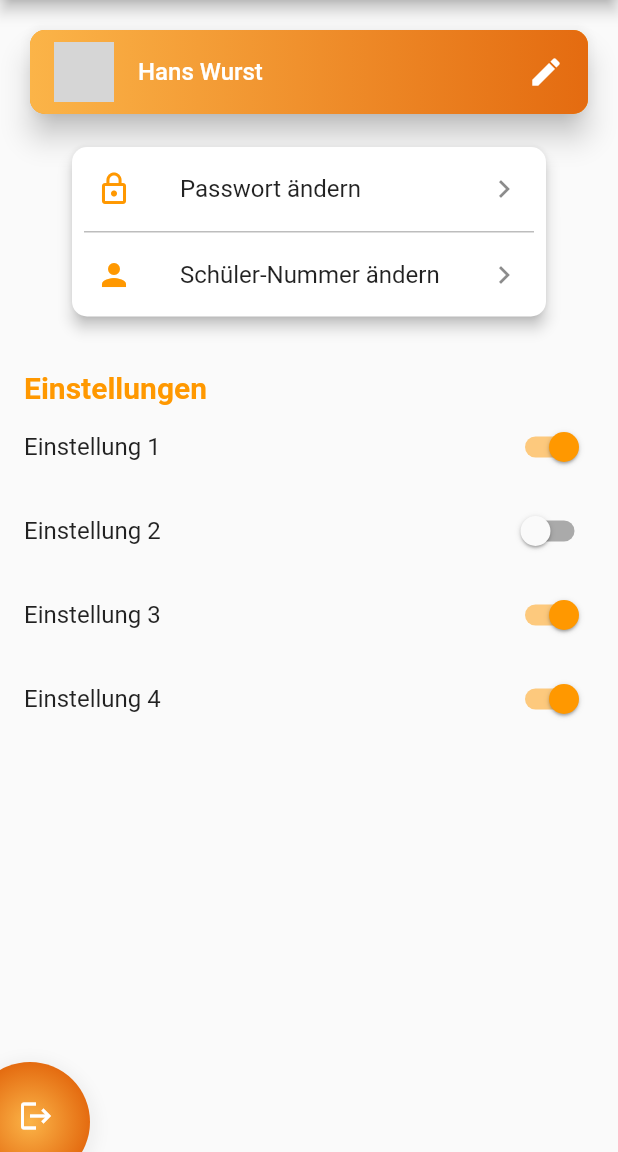
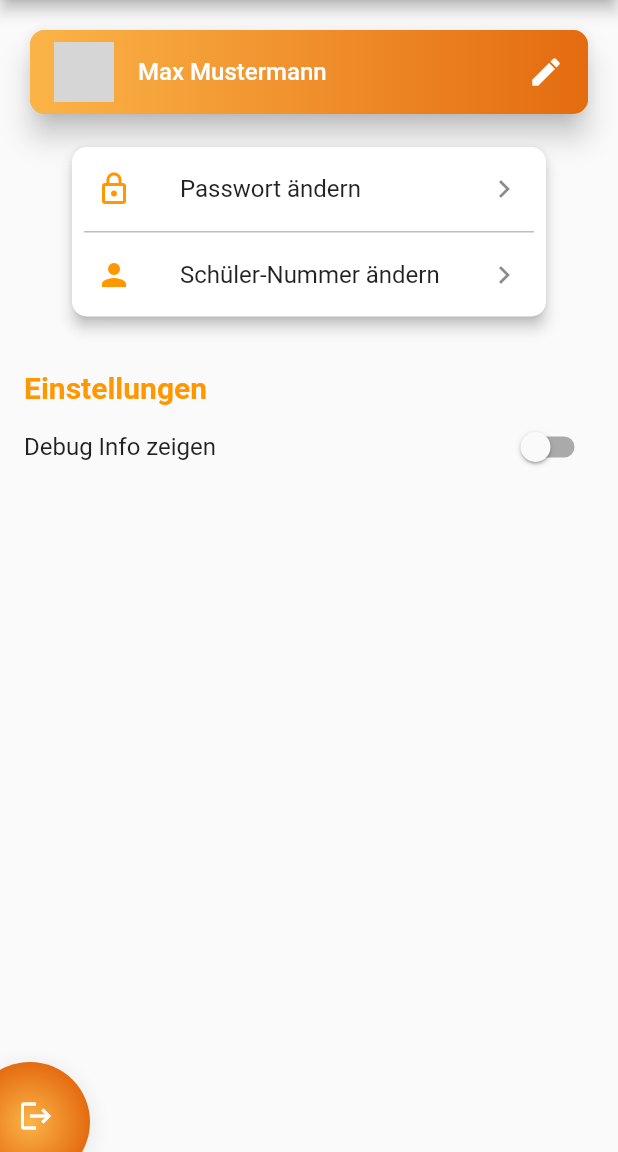
Before and after one commit to Nicicalu/IDPA-Voice-Assistant-App, a Flutter app: the SettingsPage screen opened by its route, on a phone screen of 412 x 824 dp, the part 84-1236 px from its top. Run offline on Flutter 3.47's test engine with Material 2 defaults, Android fonts, the phone set to English and light mode, and no system bars; our stand-ins replace avatar_glow, flutter_spinkit, flutter_tts, geolocator, google_fonts, shared_preferences and 1 more; accounts and stored records are empty; network calls fail; grey boxes are pictures that could not be loaded.

Commit message:
ES FUNKTIONIART ENDLICH :)

```diff
--- a/lib/helper/globals.dart
+++ b/lib/helper/globals.dart
@@ -2,10 +2,16 @@ import 'dart:async';
 import 'package:flutter/material.dart';
 import 'package:shared_preferences/shared_preferences.dart';
 
-Map settings = {"auth": "", "schuelernr": "", "language": ""};
+String debugText = "";
+int counter = 0;
+
+Map settings = {
+  "name": "Max Mustermann",
+  "schuelernr": "",
+  "showDebug": "false"
+};
 
 var tmp;
-var tmp2 = getSettingsInStorage();
 
 String getSetting(String setting) {
   return settings[setting];
@@ -17,17 +23,21 @@ setSetting(String setting, var value) {
 }
 
 Future<void> getSettingsInStorage() async {
+  print("---------------- Get Settings in Storage ----------------");
   final prefs = await SharedPreferences.getInstance();
 
-  dynamic value;
+  var value;
   settings.forEach((k, v) {
     value = prefs.getString(k);
-    settings[k] = (value == null) ? "" : value;
-    print("Get: " + k + ": " + v);
+    settings[k] = (value == null) ? settings[k] : value;
+    print("Get: " + k + ": " + settings[k]);
   });
 }
 
+var tmp2 = getSettingsInStorage();
+
 Future<void> setSettingsInStorage() async {
+  print("---------------- Set Settings in Storage ----------------");
   final prefs = await SharedPreferences.getInstance();
 
   dynamic value;
--- a/lib/pages/settings.dart
+++ b/lib/pages/settings.dart
@@ -41,10 +41,12 @@ class SettingsPageState extends State<SettingsPage> {
                     ),
                     child: ListTile(
                       onTap: () {
-                        //open edit profile
+                        print("tab");
+                        _displayTextInputDialog(
+                            context, "name", "Name ändern", "Name");
                       },
                       title: Text(
-                        "Hans Wurst",
+                        globals.getSetting("name"),
                         style: TextStyle(
                           color: Colors.white,
                           fontWeight: FontWeight.w500,
@@ -107,32 +109,41 @@ class SettingsPageState extends State<SettingsPage> {
                 SwitchListTile(
                   activeColor: Colors.orange,
                   contentPadding: const EdgeInsets.all(0),
-                  value: true,
-                  title: Text("Einstellung 1"),
-                  onChanged: (val) {},
-                ),
-                SwitchListTile(
-                  activeColor: Colors.orange,
-                  contentPadding: const EdgeInsets.all(0),
-                  value: false,
-                  title: Text("Einstellung 2"),
-                  onChanged: (val) {},
-                ),
-                SwitchListTile(
-                  activeColor: Colors.orange,
-                  contentPadding: const EdgeInsets.all(0),
-                  value: true,
-                  title: Text("Einstellung 3"),
-                  onChanged: (val) {},
-                ),
-                SwitchListTile(
-                  activeColor: Colors.orange,
-                  contentPadding: const EdgeInsets.all(0),
-                  value: true,
-                  title: Text("Einstellung 4"),
-                  onChanged: (val) {},
+                  value: globals.getSetting("showDebug") == "true",
+                  title: Text("Debug Info zeigen"),
+                  onChanged: (val) {
+                    setState(() {
+                      globals.setSetting("showDebug", val ? "true" : "false");
+                    });
+                  },
                 ),
                 const SizedBox(height: 60.0),
+                Visibility(
+                  child: Column(
+                    children: [
+                      Text(
+                        "Debug Info",
+                        style: TextStyle(
+                          fontSize: 20.0,
+                          fontWeight: FontWeight.bold,
+                          color: Colors.orange,
+                        ),
+                      ),
+                      SingleChildScrollView(
+                        reverse: true,
+                        child: Container(
+                          child: Text(
+                            globals.debugText,
+                          ),
+                        ),
+                      ),
+                    ],
+                  ),
+                  maintainSize: true,
+                  maintainAnimation: true,
+                  maintainState: true,
+                  visible: (globals.getSetting("showDebug") == "true"),
+                ),
               ],
             ),
           ),
@@ -171,7 +182,9 @@ class SettingsPageState extends State<SettingsPage> {
                 color: Colors.white,
               ),
               onPressed: () {
-                Navigator.pushNamed(context, '/welcome');
+                showAlertDialog(context, "Abmelden nicht möglich",
+                    "Du kannst nich nicht abmelden, da kein Login System eingebaut wurde.");
+                //Navigator.pushNamed(context, '/welcome');
               },
             ),
           )
@@ -275,3 +288,30 @@ class SettingsPageState extends State<SettingsPage> {
         });
   }
 }
+
+showAlertDialog(BuildContext context, String title, String text) {
+  // set up the button
+  Widget okButton = FlatButton(
+    child: Text("OK"),
+    onPressed: () {
+      Navigator.of(context).pop();
+    },
+  );
+
+  // set up the AlertDialog
+  AlertDialog alert = AlertDialog(
+    title: Text(title),
+    content: Text(text),
+    actions: [
+      okButton,
+    ],
+  );
+
+  // show the dialog
+  showDialog(
+    context: context,
+    builder: (BuildContext context) {
+      return alert;
+    },
+  );
+}
```
Also changed, not shown: lib/main.dart (+44 -36 lines), lib/models/main_model.dart (+22 -9 lines), voices.txt (added, +20 -0 lines).
